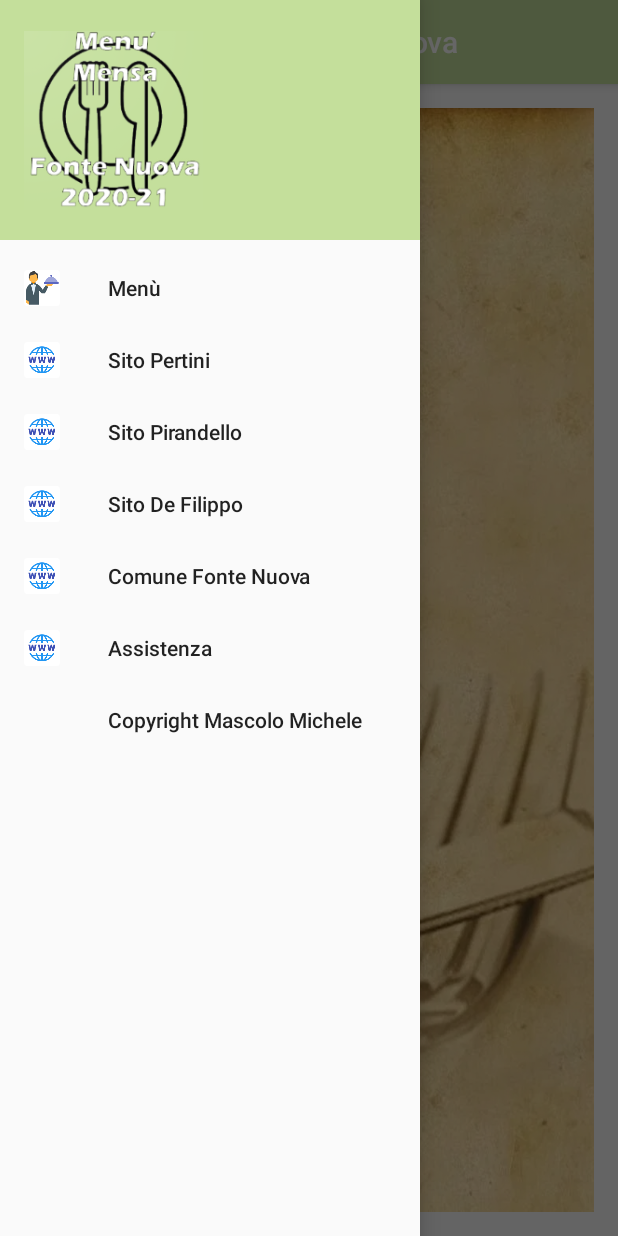
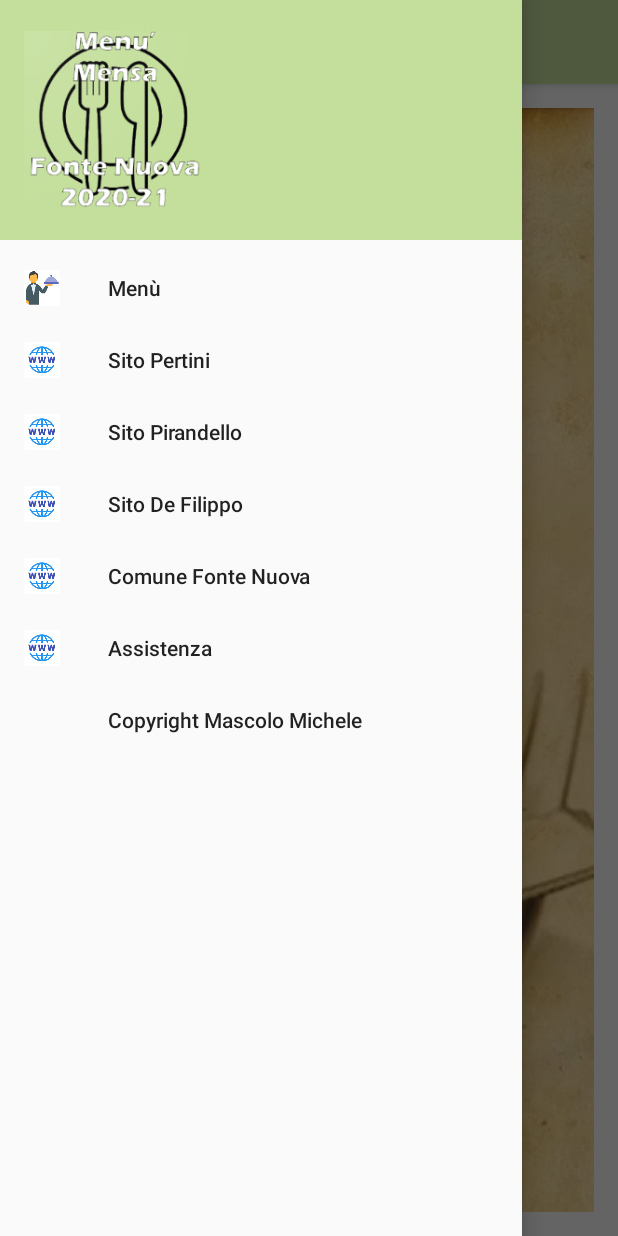
Before and after one commit to mmascolo/mensafontenuova202021_OK, an Android app: the screen it shows after launch (MainActivity), with the side drawer open, on a phone screen of 412 x 824 dp. Run offline under Robolectric (Android 15) with nearby library versions, the phone set to English and light mode, and no system bars; plain views replace SnowfallView; Roboto replaces fonts that are not available here.

Commit message:
ok 2021
Signed-off-by: Michele <michele.mascolo@gmail.com>

```diff
--- a/app/build.gradle
+++ b/app/build.gradle
@@ -8,8 +8,8 @@ android {
         applicationId 'com.mminf.mensafontenuova'
         minSdkVersion 21
         targetSdkVersion 30
-        versionCode 56
-        versionName 'ae2020'
+        versionCode 58
+        versionName 'ae202021.1'
     }
     buildTypes {
         release {
--- a/app/src/main/java/com/mminf/mensafontenuova/Menu2.java
+++ b/app/src/main/java/com/mminf/mensafontenuova/Menu2.java
@@ -97,16 +97,13 @@ public class Menu2 extends Fragment implements MyRecyclerViewAdapter.ItemClickLi
         OkHttpHandler downloadFilesTask = new OkHttpHandler(getContext(), new OnEventListener<Integer>() {
             @Override
             public void onSuccess(Integer posizione) {
-                Toast.makeText(getContext(), "Menu Aggiornato", Toast.LENGTH_LONG).show();
+            recyclerView.getLayoutManager().scrollToPosition(posizione);
 
-
-                recyclerView.getLayoutManager().scrollToPosition(posizione);
 
             }
 
             @Override
             public void onFailure(Exception e) {
-                Toast.makeText(getContext(), "Errore nessuna connessione internet." + e.getMessage(), Toast.LENGTH_LONG).show();
             }
         });
 
@@ -178,16 +175,9 @@ class OkHttpHandler extends AsyncTask<String, Void, String> {
 
     protected void onPreExecute() {
 
-        Log.e("contex", contextRef.get().toString());
 
 
-        //dialog
-        dialog = new ProgressDialog(contextRef.get());
-        dialog.setTitle("Download menù");
-        dialog.setMessage("caricamento, attendere prego");
-        dialog.setIndeterminate(true);
-        dialog.setCancelable(true);
-        dialog.show();
+
     }
 
     @Override
@@ -223,7 +213,7 @@ class OkHttpHandler extends AsyncTask<String, Void, String> {
         Date d = new Date();
         String date = new SimpleDateFormat("dd", Locale.getDefault()).format(new Date());
         String mese = new SimpleDateFormat("MM", Locale.getDefault()).format(new Date());
-        String anno = new SimpleDateFormat("YYYY", Locale.getDefault()).format(new Date());
+        String anno = new SimpleDateFormat("yyyy", Locale.getDefault()).format(new Date());
 
         int posizione = Integer.parseInt(date);
         try {
@@ -309,7 +299,7 @@ class OkHttpHandler extends AsyncTask<String, Void, String> {
 
                 Log.e("menu", result);
 
-                dialog.dismiss();
+
 
 
                 //  Toast.makeText(contextRef.get(),result , Toast.LENGTH_SHORT).show();
--- a/app/src/main/res/layout/activity_main.xml
+++ b/app/src/main/res/layout/activity_main.xml
@@ -16,7 +16,7 @@
 
     <android.support.design.widget.NavigationView
         android:id="@+id/nav_view"
-        android:layout_width="wrap_content"
+        android:layout_width="match_parent"
         android:layout_height="match_parent"
         android:layout_gravity="start"
         android:fitsSystemWindows="true"
--- a/app/src/main/res/layout/fragment_menu_1.xml
+++ b/app/src/main/res/layout/fragment_menu_1.xml
@@ -13,6 +13,4 @@
         android:background="@drawable/sfondo13" />
 
 
-
-
 </RelativeLayout>
```
Also changed, not shown: app/src/main/res/layout/content_main.xml (+5 -5 lines), app/src/main/res/mipmap-xxxhdpi/mensa_new_round.png (deleted), 3 other files.
